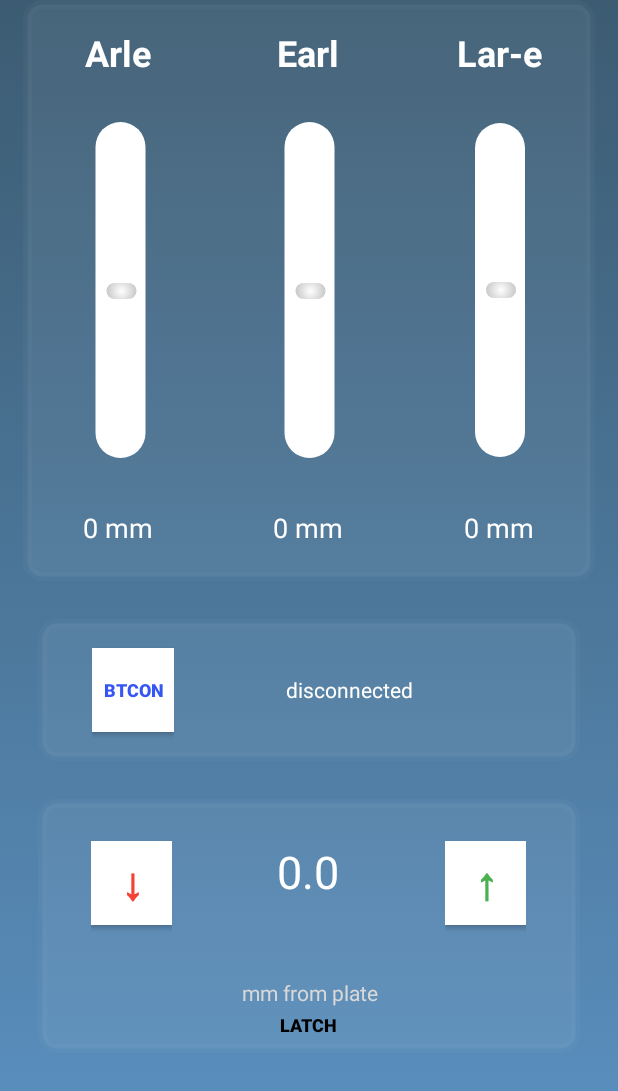
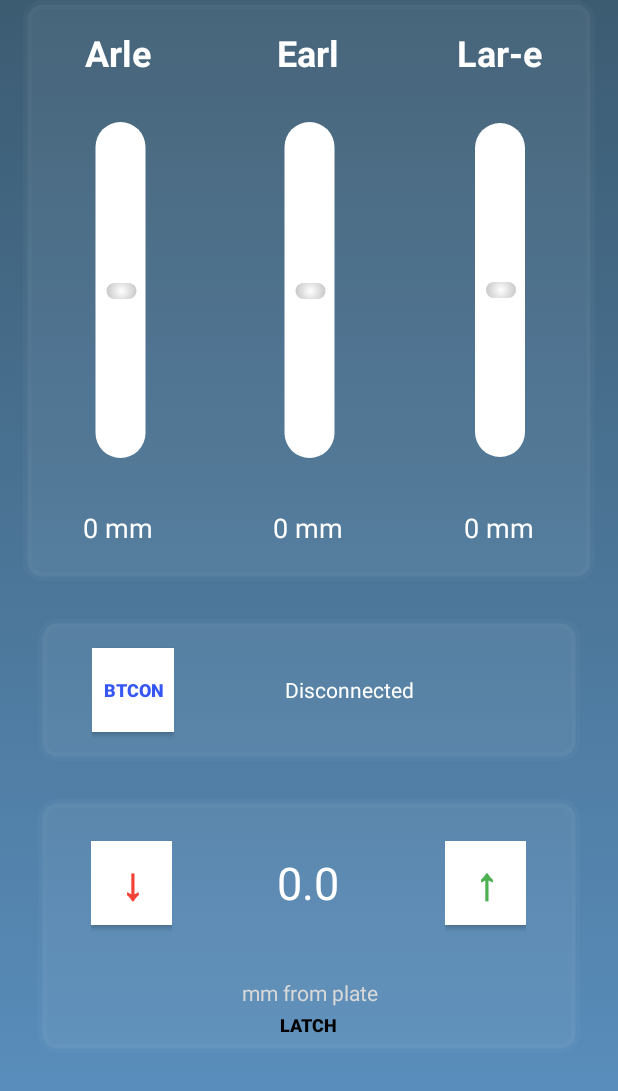
Before and after one commit to mmcassa/ECE4960, an Android app: the screen it shows after launch (MainActivity), on a phone screen of 412 x 824 dp, the part 145-1236 px from its top. Run offline under Robolectric (Android 15) with nearby library versions, the phone set to English and light mode, and no system bars; Roboto replaces fonts that are not available here.

Commit message:
Fixed Disconnect Bug
Fixed bug within input stream loop and added redundancies to prevent crashing.

```diff
--- a/BearingSD/app/src/main/res/layout/activity_main.xml
+++ b/BearingSD/app/src/main/res/layout/activity_main.xml
@@ -119,6 +119,7 @@
                         android:layout_span="2"
                         android:layout_weight="1"
                         android:clickable="false"
+                        android:min="-100"
                         android:max="100"
                         android:paddingStart="0dip"
                         android:paddingLeft="0dp"
@@ -126,7 +127,7 @@
                         android:paddingEnd="0dip"
                         android:paddingRight="0dp"
                         android:paddingBottom="1dp"
-                        android:progress="50"
+                        android:progress="0"
                         android:progressDrawable="@drawable/custom_seek"
                         android:rotation="90"
                         android:scaleX="2"
@@ -142,6 +143,7 @@
                         android:layout_gravity="center"
                         android:layout_span="2"
                         android:layout_weight="1"
+                        android:min="-100"
                         android:max="100"
                         android:paddingStart="0dip"
                         android:paddingLeft="0dp"
@@ -149,7 +151,7 @@
                         android:paddingEnd="0dip"
                         android:paddingRight="0dp"
                         android:paddingBottom="1dp"
-                        android:progress="50"
+                        android:progress="0"
                         android:progressDrawable="@drawable/custom_seek"
                         android:rotation="90"
                         android:scaleX="2"
@@ -164,6 +166,7 @@
                         android:layout_gravity="center"
                         android:layout_span="2"
                         android:layout_weight="1"
+                        android:min="-100"
                         android:max="100"
                         android:paddingStart="0dip"
                         android:paddingLeft="0dp"
@@ -171,7 +174,7 @@
                         android:paddingEnd="0dip"
                         android:paddingRight="0dp"
                         android:paddingBottom="1dp"
-                        android:progress="50"
+                        android:progress="0"
                         android:progressDrawable="@drawable/custom_seek"
                         android:rotation="90"
                         android:scaleX="2"
@@ -272,7 +275,7 @@
                     android:layout_height="55dp"
                     android:layout_weight="1"
                     android:gravity="center"
-                    android:text="disconnected"
+                    android:text="Disconnected"
                     android:textColor="@color/textPrimary"
                     android:textAlignment="center" />
 
@@ -339,6 +342,7 @@
                             android:layout_width="146dp"
                             android:layout_height="56dp"
                             android:layout_gravity="center"
+                            android:gravity="center"
                             android:layout_weight="2"
                             android:ems="10"
                             android:inputType="numberDecimal"
```
Also changed, not shown: BearingSD/app/src/main/java/com/example/bearingsd/MainActivity.java (+66 -28 lines), 3 other files.
